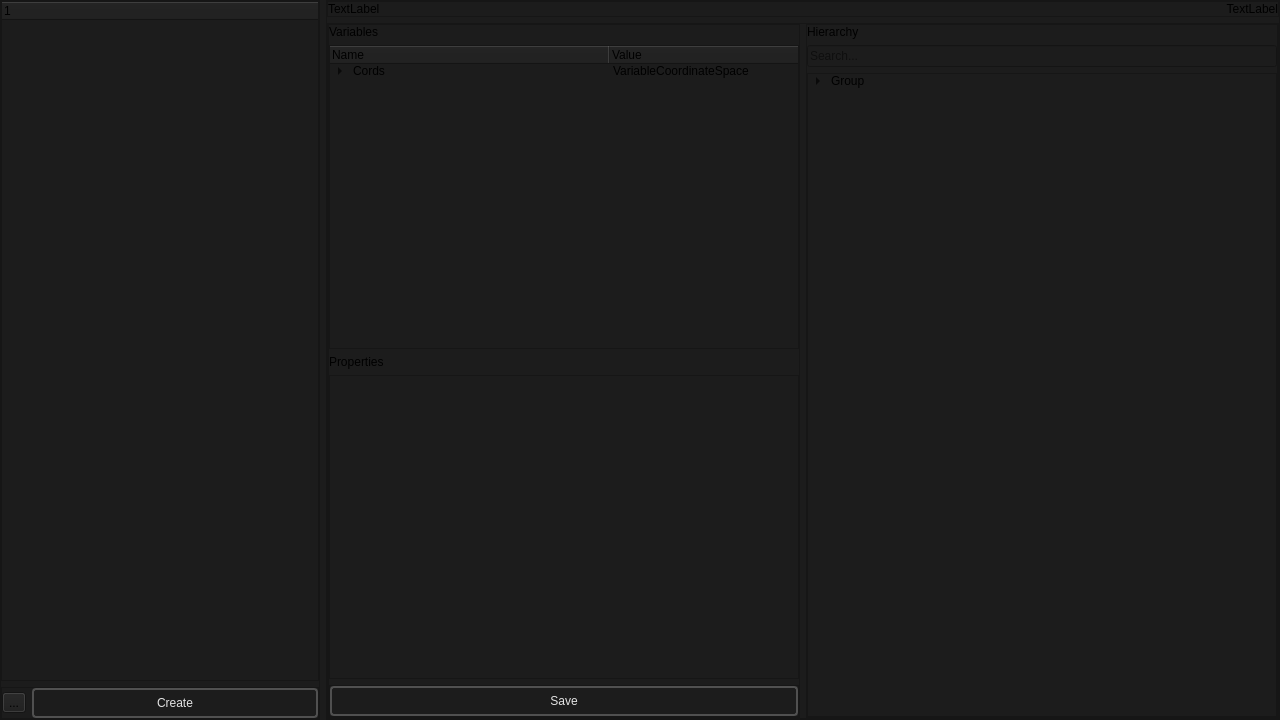
Old version of the form smartprop_editor/main.ui in the repository dertwist/Hammer5Tools.
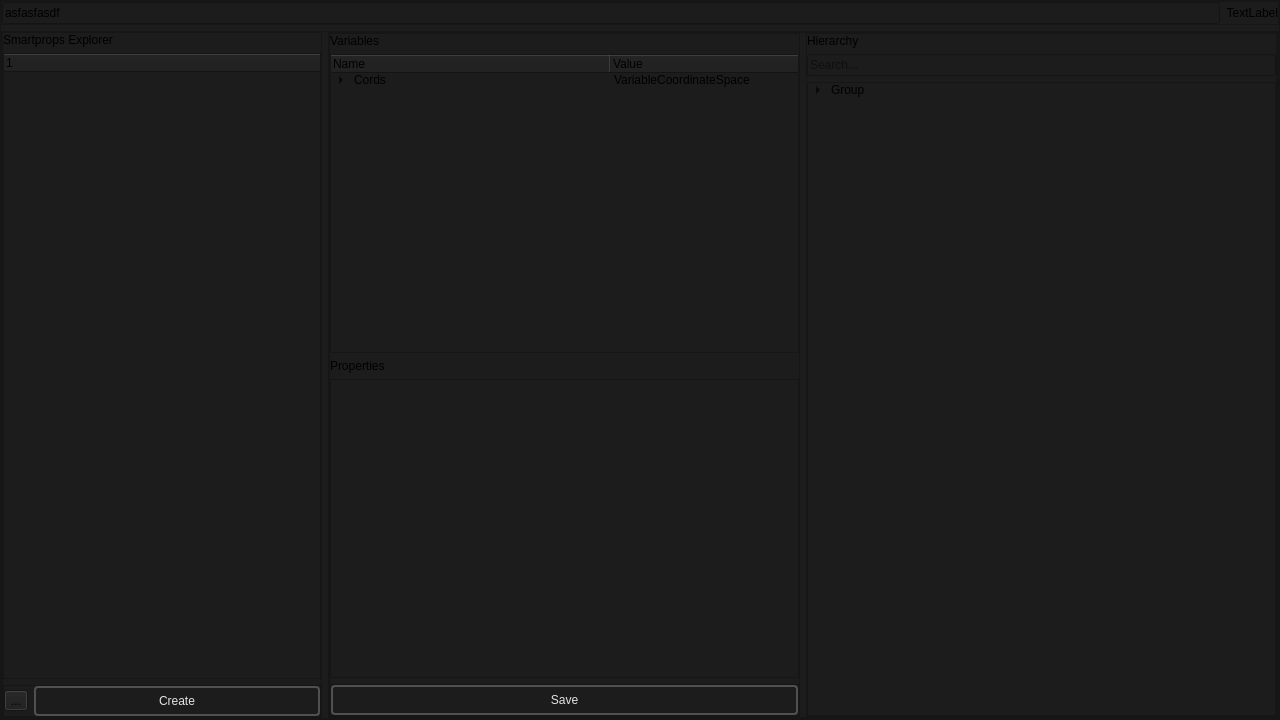
New version of the form. Icons and pictures are not drawn.

Diff of the .ui file:
```diff
--- a/smartprop_editor/main.ui
+++ b/smartprop_editor/main.ui
@@ -31,6 +31,92 @@
      <number>0</number>
     </property>
     <item>
+     <widget class="QFrame" name="frame_9">
+      <property name="frameShape">
+       <enum>QFrame::StyledPanel</enum>
+      </property>
+      <property name="frameShadow">
+       <enum>QFrame::Raised</enum>
+      </property>
+      <layout class="QVBoxLayout" name="verticalLayout_5">
+       <property name="leftMargin">
+        <number>0</number>
+       </property>
+       <property name="topMargin">
+        <number>0</number>
+       </property>
+       <property name="rightMargin">
+        <number>0</number>
+       </property>
+       <property name="bottomMargin">
+        <number>0</number>
+       </property>
+       <item>
+        <widget class="QFrame" name="frame_8">
+         <property name="frameShape">
+          <enum>QFrame::StyledPanel</enum>
+         </property>
+         <property name="frameShadow">
+          <enum>QFrame::Raised</enum>
+         </property>
+         <layout class="QHBoxLayout" name="horizontalLayout_5">
+          <property name="leftMargin">
+           <number>0</number>
+          </property>
+          <property name="topMargin">
+           <number>0</number>
+          </property>
+          <property name="rightMargin">
+           <number>0</number>
+          </property>
+          <property name="bottomMargin">
+           <number>0</number>
+          </property>
+          <item>
+           <widget class="QLineEdit" name="status_bar">
+            <property name="text">
+             <string>asfasfasdf</string>
+            </property>
+            <property name="readOnly">
+             <bool>true</bool>
+            </property>
+           </widget>
+          </item>
+          <item>
+           <widget class="QLabel" name="version_label">
+            <property name="text">
+             <string>TextLabel</string>
+            </property>
+            <property name="alignment">
+             <set>Qt::AlignRight|Qt::AlignTrailing|Qt::AlignVCenter</set>
+            </property>
+           </widget>
+          </item>
+         </layout>
+        </widget>
+       </item>
+       <item>
+        <widget class="QFrame" name="frame_10">
+         <property name="frameShape">
+          <enum>QFrame::StyledPanel</enum>
+         </property>
+         <property name="frameShadow">
+          <enum>QFrame::Raised</enum>
+         </property>
+         <layout class="QHBoxLayout" name="horizontalLayout_6">
+          <property name="leftMargin">
+           <number>0</number>
+          </property>
+          <property name="topMargin">
+           <number>0</number>
+          </property>
+          <property name="rightMargin">
+           <number>0</number>
+          </property>
+          <property name="bottomMargin">
+           <number>0</number>
+          </property>
+          <item>
      <widget class="QFrame" name="frame_3">
       <property name="maximumSize">
        <size>
@@ -57,6 +143,13 @@
        <property name="bottomMargin">
         <number>0</number>
        </property>
+             <item>
+              <widget class="QLabel" name="label_4">
+               <property name="text">
+                <string>Smartprops Explorer</string>
+               </property>
+              </widget>
+             </item>
        <item>
         <widget class="QTreeWidget" name="treeWidget">
          <column>
@@ -162,68 +255,6 @@
      </widget>
     </item>
     <item>
-     <widget class="QFrame" name="frame_6">
-      <property name="frameShape">
-       <enum>QFrame::StyledPanel</enum>
-      </property>
-      <property name="frameShadow">
-       <enum>QFrame::Raised</enum>
-      </property>
-      <layout class="QVBoxLayout" name="verticalLayout_4">
-       <property name="leftMargin">
-        <number>0</number>
-       </property>
-       <property name="topMargin">
-        <number>0</number>
-       </property>
-       <property name="rightMargin">
-        <number>0</number>
-       </property>
-       <property name="bottomMargin">
-        <number>0</number>
-       </property>
-       <item>
-        <widget class="QFrame" name="frame_8">
-         <property name="frameShape">
-          <enum>QFrame::StyledPanel</enum>
-         </property>
-         <property name="frameShadow">
-          <enum>QFrame::Raised</enum>
-         </property>
-         <layout class="QHBoxLayout" name="horizontalLayout_5">
-          <property name="leftMargin">
-           <number>0</number>
-          </property>
-          <property name="topMargin">
-           <number>0</number>
-          </property>
-          <property name="rightMargin">
-           <number>0</number>
-          </property>
-          <property name="bottomMargin">
-           <number>0</number>
-          </property>
-          <item>
-           <widget class="QLabel" name="status_bar">
-            <property name="text">
-             <string>TextLabel</string>
-            </property>
-           </widget>
-          </item>
-          <item>
-           <widget class="QLabel" name="version_label">
-            <property name="text">
-             <string>TextLabel</string>
-            </property>
-            <property name="alignment">
-             <set>Qt::AlignRight|Qt::AlignTrailing|Qt::AlignVCenter</set>
-            </property>
-           </widget>
-          </item>
-         </layout>
-        </widget>
-       </item>
-       <item>
         <widget class="QFrame" name="frame_7">
          <property name="frameShape">
           <enum>QFrame::StyledPanel</enum>
@@ -487,6 +518,9 @@
                  </item>
                 </item>
                </item>
+                 </widget>
+                </item>
+               </layout>
               </widget>
              </item>
             </layout>
```
Lines whose indentation alone changed are shown as unchanged.
